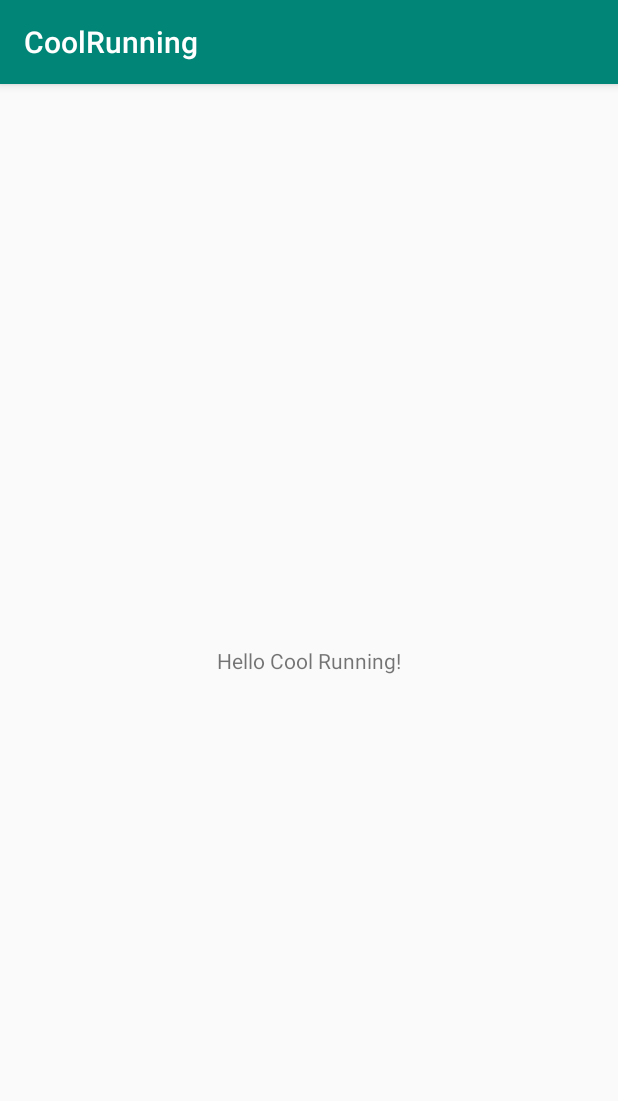
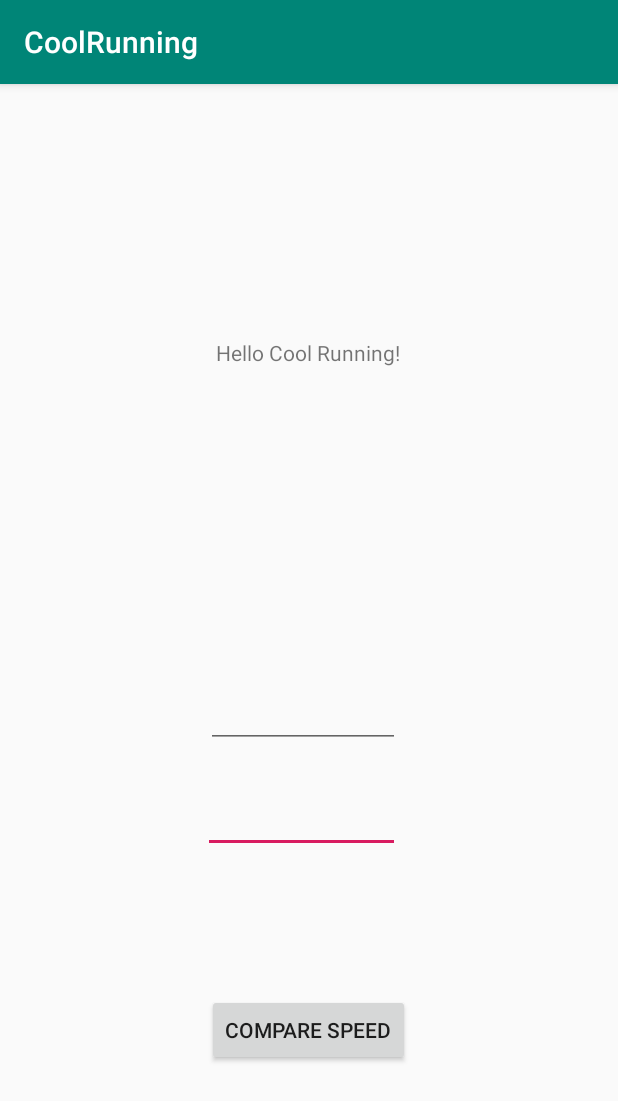
Before and after one commit to Andi-Sail/CoolRunning, an Android app: the screen it shows after launch (MainActivity), on a phone screen of 412 x 824 dp. Shown: the top 1101 px of the screen. Run offline under Robolectric (Android 15) with nearby library versions, the phone set to English and light mode, and no system bars.

Commit message:
Simple SpeedMonitor
Added SpeedMonitor class to calculate the difference between current speed and the target speed. If difference is out of range, then the mp3 plays.

```diff
--- a/CoolRunning/app/src/main/java/ch/arebsame/coolrunning/MainActivity.java
+++ b/CoolRunning/app/src/main/java/ch/arebsame/coolrunning/MainActivity.java
@@ -2,13 +2,70 @@ package ch.arebsame.coolrunning;
 
 import androidx.appcompat.app.AppCompatActivity;
 
+import android.media.MediaPlayer;
 import android.os.Bundle;
+import android.view.View;
+import android.widget.Button;
+import android.widget.EditText;
+import android.widget.TextView;
 
-public class MainActivity extends AppCompatActivity {
+public class MainActivity extends AppCompatActivity
+{
+    SpeedMonitor monitor;
+    MediaPlayer music;
+    EditText targetSpeed;
+    EditText currentSpeed;
+    TextView status;
+    Button button;
 
     @Override
-    protected void onCreate(Bundle savedInstanceState) {
+    protected void onCreate(Bundle savedInstanceState)
+    {
         super.onCreate(savedInstanceState);
         setContentView(R.layout.activity_main);
+
+        monitor = new SpeedMonitor();
+
+        music = MediaPlayer.create(this, R.raw.hello);
+        music.setLooping(true);
+
+        currentSpeed =  findViewById(R.id.editText1);               // Second line of the activity
+        targetSpeed = findViewById(R.id.editText2);                 // First line of the activity
+        status = findViewById(R.id.textView4);
+
+        button = findViewById(R.id.button1);
+
+        /*
+         * When pressed, calculates the difference and makes alarm sound.
+         */
+
+        button.setOnClickListener(new View.OnClickListener()
+        {
+            @Override
+            public void onClick(View v)
+            {
+                monitor.compareSpeed(Float.parseFloat(currentSpeed.getText().toString()), Float.parseFloat(targetSpeed.getText().toString()));
+
+                if(monitor.getResult() <= -5.0f)
+                {
+                    music.start();
+                    status.setText("Too Slow");
+                    music.setLooping(false);
+                }
+                else if (monitor.getResult() >= 5.0f)
+                {
+                    music.start();
+                    status.setText("Too Fast");
+                    music.setLooping(false);
+                }
+                else
+                {
+                    status.setText("");
+                }
+            }
+        });
+
+        //currentSpeed.setText("10.00");
+        //targetSpeed.setText("5.00");
     }
 }
--- /dev/null
+++ b/CoolRunning/app/src/main/java/ch/arebsame/coolrunning/SpeedMonitor.java
@@ -0,0 +1,21 @@
+package ch.arebsame.coolrunning;
+
+public class SpeedMonitor
+{
+    float result;
+
+    public SpeedMonitor()
+    {
+        result = 0.0f;
+    }
+
+    public void compareSpeed(float currentSpeed, float targetSpeed)
+    {
+        result = currentSpeed - targetSpeed;
+    }
+
+    public float getResult()
+    {
+        return result;
+    }
+}
--- a/CoolRunning/app/src/main/res/layout/activity_main.xml
+++ b/CoolRunning/app/src/main/res/layout/activity_main.xml
@@ -7,12 +7,60 @@
     tools:context=".MainActivity">
 
     <TextView
+        android:id="@+id/textView1"
         android:layout_width="wrap_content"
         android:layout_height="wrap_content"
         android:text="Hello Cool Running!"
         app:layout_constraintBottom_toBottomOf="parent"
+        app:layout_constraintHorizontal_bias="0.498"
         app:layout_constraintLeft_toLeftOf="parent"
         app:layout_constraintRight_toRightOf="parent"
-        app:layout_constraintTop_toTopOf="parent" />
+        app:layout_constraintTop_toTopOf="parent"
+        app:layout_constraintVertical_bias="0.226" />
+
+    <EditText
+        android:id="@+id/editText1"
+        android:layout_width="131dp"
+        android:layout_height="42dp"
+        app:layout_constraintBottom_toBottomOf="parent"
+        app:layout_constraintEnd_toEndOf="parent"
+        app:layout_constraintHorizontal_bias="0.482"
+        app:layout_constraintStart_toStartOf="parent"
+        app:layout_constraintTop_toTopOf="parent"
+        app:layout_constraintVertical_bias="0.648" />
+
+    <EditText
+        android:id="@+id/editText2"
+        android:layout_width="129dp"
+        android:layout_height="41dp"
+        app:layout_constraintBottom_toBottomOf="parent"
+        app:layout_constraintEnd_toEndOf="parent"
+        app:layout_constraintHorizontal_bias="0.485"
+        app:layout_constraintStart_toStartOf="parent"
+        app:layout_constraintTop_toTopOf="parent"
+        app:layout_constraintVertical_bias="0.552" />
+
+    <TextView
+        android:id="@+id/textView4"
+        android:layout_width="76dp"
+        android:layout_height="36dp"
+        app:layout_constraintBottom_toBottomOf="parent"
+        app:layout_constraintEnd_toEndOf="parent"
+        app:layout_constraintHorizontal_bias="0.498"
+        app:layout_constraintStart_toStartOf="parent"
+        app:layout_constraintTop_toTopOf="parent"
+        app:layout_constraintVertical_bias="0.728" />
+
+    <Button
+        android:id="@+id/button1"
+        android:layout_width="wrap_content"
+        android:layout_height="wrap_content"
+        android:text="COMPARE SPEED"
+        app:layout_constraintBottom_toBottomOf="parent"
+        app:layout_constraintEnd_toEndOf="parent"
+        app:layout_constraintHorizontal_bias="0.498"
+        app:layout_constraintStart_toStartOf="parent"
+        app:layout_constraintTop_toTopOf="parent"
+        app:layout_constraintVertical_bias="0.843" />
 
 </androidx.constraintlayout.widget.ConstraintLayout>
--- a/CoolRunning/build.gradle
+++ b/CoolRunning/build.gradle
@@ -7,7 +7,7 @@ buildscript {
 
     }
     dependencies {
-        classpath 'com.android.tools.build:gradle:3.5.1'
+        classpath 'com.android.tools.build:gradle:3.5.2'
 
         // NOTE: Do not place your application dependencies here; they belong
         // in the individual module build.gradle files
```
Also changed, not shown: CoolRunning/app/src/main/java/ch/arebsame/coolrunning/SpeedService.java (+6 -3 lines), 1 other file.
